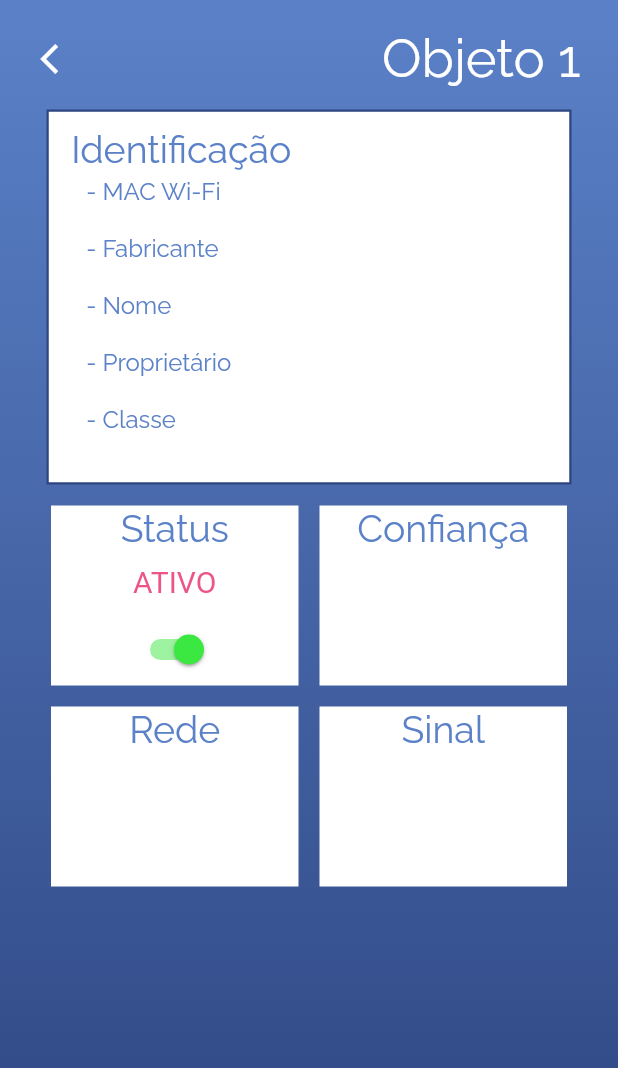
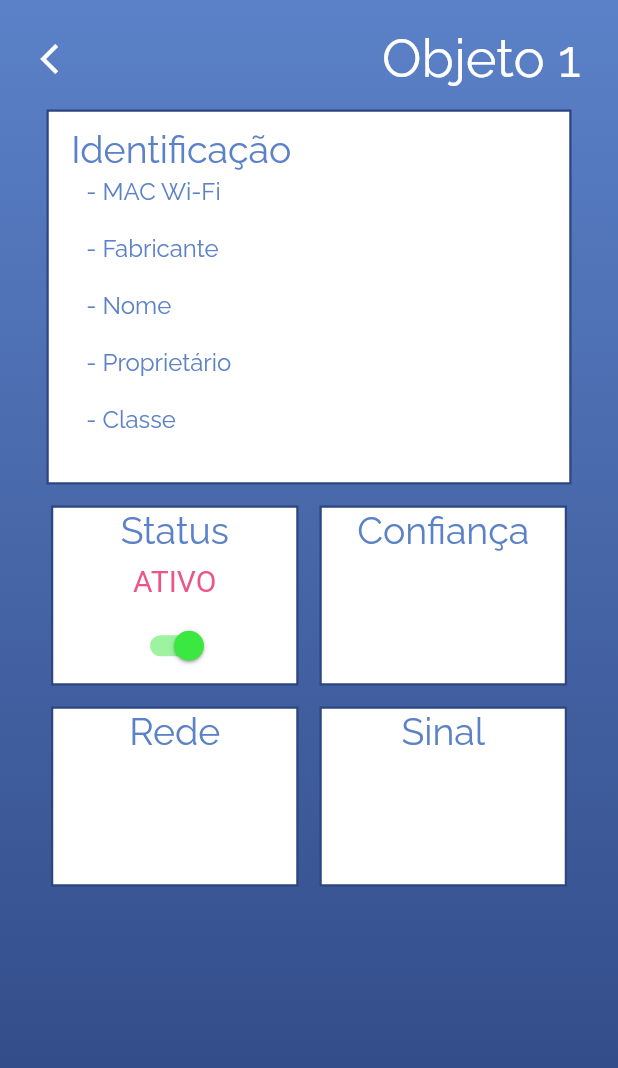
Before and after one commit to LUPSSIoT/VISO_APP, a Flutter app: the screen it shows after launch, item 3 of the bottom bar chosen, after a tap on "Objeto 1", on a phone screen of 412 x 824 dp. Shown: the top 1068 px of the screen. Run offline on Flutter 3.47's test engine with Material 2 defaults, Android fonts, the phone set to English and light mode, and no system bars.

Commit message:
modified:   lib/tela_objeto.dart

```diff
--- a/lib/tela_objeto.dart
+++ b/lib/tela_objeto.dart
@@ -65,8 +65,13 @@ class _TelaObjetoState extends State<TelaObjeto> {
                 mainAxisAlignment: MainAxisAlignment.center,
                 children: [
                   Container(
+                    decoration: BoxDecoration(
+                        color: Colors.white,
+                        border: Border.all(
+                          color: const Color.fromARGB(255, 45, 69, 128),
+                          width: 1.5,
+                        )),
                     margin: const EdgeInsets.fromLTRB(0, 14, 7, 0),
-                    color: const Color.fromARGB(255, 255, 255, 255),
                     width: 165,
                     height: 120,
                     child: Column(
@@ -78,7 +83,7 @@ class _TelaObjetoState extends State<TelaObjeto> {
                                 color: Color.fromARGB(255, 91, 129, 200),
                                 fontSize: 25)),
                         Container(
-                          margin: const EdgeInsets.all(10),
+                          margin: const EdgeInsets.all(8),
                           child: Text((status) ? "ATIVO" : "INATIVO",
                               textAlign: TextAlign.center,
                               style: const TextStyle(
@@ -97,8 +102,13 @@ class _TelaObjetoState extends State<TelaObjeto> {
                     ),
                   ),
                   Container(
+                    decoration: BoxDecoration(
+                        color: Colors.white,
+                        border: Border.all(
+                          color: const Color.fromARGB(255, 45, 69, 128),
+                          width: 1.5,
+                        )),
                     margin: const EdgeInsets.fromLTRB(7, 14, 0, 0),
-                    color: const Color.fromARGB(255, 255, 255, 255),
                     width: 165,
                     height: 120,
                     child: const Text("Confiança",
@@ -114,8 +124,13 @@ class _TelaObjetoState extends State<TelaObjeto> {
                 mainAxisAlignment: MainAxisAlignment.center,
                 children: [
                   Container(
+                    decoration: BoxDecoration(
+                        color: Colors.white,
+                        border: Border.all(
+                          color: const Color.fromARGB(255, 45, 69, 128),
+                          width: 1.5,
+                        )),
                     margin: const EdgeInsets.fromLTRB(0, 14, 7, 0),
-                    color: const Color.fromARGB(255, 255, 255, 255),
                     width: 165,
                     height: 120,
                     child: const Text("Rede",
@@ -126,8 +141,13 @@ class _TelaObjetoState extends State<TelaObjeto> {
                             fontSize: 25)),
                   ),
                   Container(
+                    decoration: BoxDecoration(
+                        color: Colors.white,
+                        border: Border.all(
+                          color: const Color.fromARGB(255, 45, 69, 128),
+                          width: 1.5,
+                        )),
                     margin: const EdgeInsets.fromLTRB(7, 14, 0, 0),
-                    color: const Color.fromARGB(255, 255, 255, 255),
                     width: 165,
                     height: 120,
                     child: const Text("Sinal",
```
